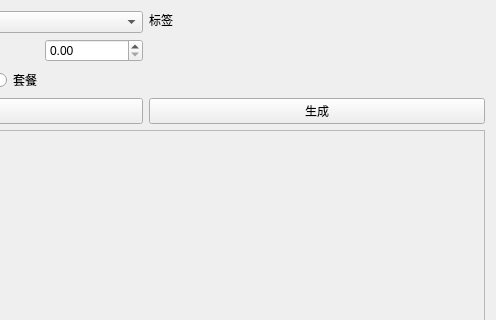
First picture: the form in randomtab.ui, repository PKUCodeProjPractice/PKUDish, before the edit; both pictures show x 204 to 700 and y 0 to 320 of the 700 by 500 pixel window.
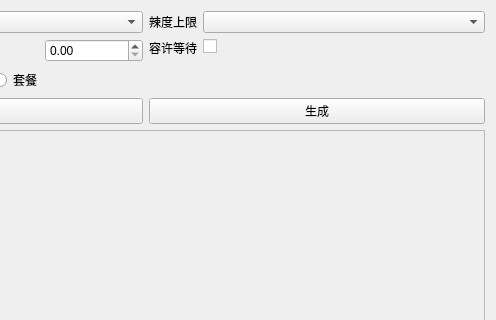
Second picture: the form after the edit.

Commit message: 修改UI，使其支持辣度和等待时间。

```diff
--- a/randomtab.ui
+++ b/randomtab.ui
@@ -114,12 +114,26 @@
        <item row="0" column="0">
         <widget class="QLabel" name="label_tag">
          <property name="text">
-          <string>标签</string>
+          <string>辣度上限</string>
          </property>
         </widget>
        </item>
        <item row="0" column="1">
-        <layout class="QVBoxLayout" name="verticalLayout"/>
+        <widget class="QComboBox" name="comboBox_spicy"/>
+       </item>
+       <item row="1" column="0">
+        <widget class="QLabel" name="label_nowait">
+         <property name="text">
+          <string>容许等待</string>
+         </property>
+        </widget>
+       </item>
+       <item row="1" column="1">
+        <widget class="QCheckBox" name="checkBox_nowait">
+         <property name="text">
+          <string/>
+         </property>
+        </widget>
        </item>
       </layout>
      </item>
```
Left out of the diff: 4 changed lines with no effect on the pictures.
